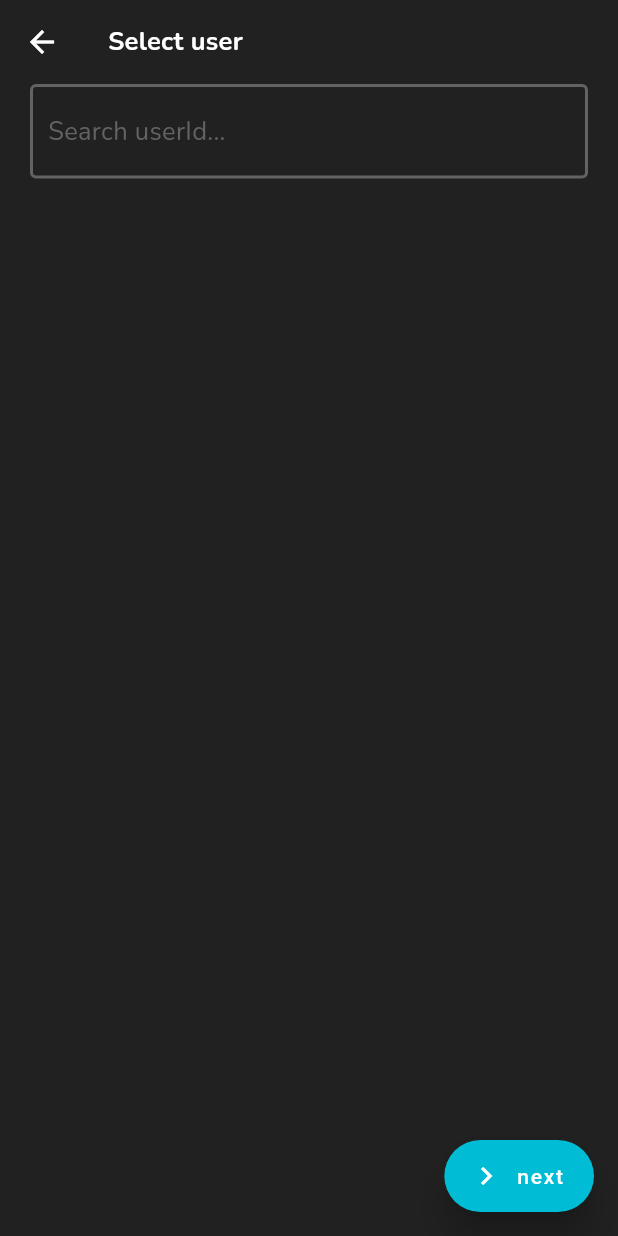
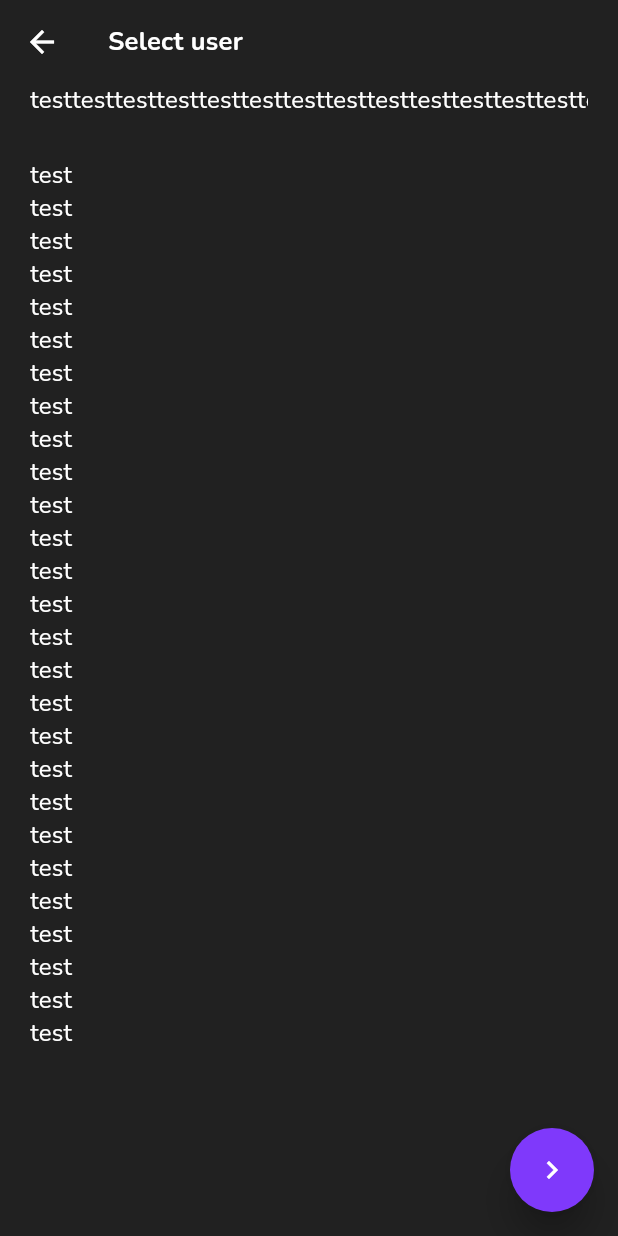
Before and after one commit to karthiTox/spaces-app-flutter-client, a Flutter app: the CreateChatPage screen opened by its route, on a phone screen of 412 x 824 dp. Run offline on Flutter 3.47's test engine with Material 2 defaults, Android fonts, the light colour scheme and no system bars; our stand-ins replace get_it, google_fonts, hive, hive_flutter, shared_preferences, socket_io_client; accounts and stored records are empty.

Commit message:
continue fixing auth_page & imp test code later

```diff
--- a/lib/main.dart
+++ b/lib/main.dart
@@ -8,6 +8,7 @@ import 'package:provider/provider.dart';
 import 'package:spaces/pages/auth/login_page.dart';
 import 'package:spaces/pages/auth/auth_provider.dart';
 import 'package:spaces/pages/auth/singup_page.dart';
+import 'package:spaces/pages/auth/start_page.dart';
 import 'package:spaces/pages/auth/userid_page.dart';
 import 'package:spaces/pages/chats/chat_cards_page.dart';
 import 'package:spaces/pages/chats/chats_page.dart';
@@ -87,9 +88,10 @@ class MyApp extends StatelessWidget {
           initialRoute:
               Provider.of<AuthProvider>(innerCtx, listen: false).isAuth()
                   ? '/chats/main'
-                  : '/auth/login',
+                  : '/auth/start',
           routes: {
             '/splash': (innerCtx) => const Splash(),
+            '/auth/start': (innerCtx) => const StartPage(),
             '/auth/login': (innerCtx) => const LoginPage(),
             '/auth/signup': (innerCtx) => const SignupPage(),
             '/auth/userId': (innerCtx) => const UserIdPage(),
--- a/lib/pages/chats/chat_cards_page.dart
+++ b/lib/pages/chats/chat_cards_page.dart
@@ -7,15 +7,10 @@
 
 // Failed to compile application.
 
-import 'package:flutter/foundation.dart';
 import 'package:flutter/material.dart';
 import 'package:provider/provider.dart';
-import 'package:spaces/data/chat.dart';
-import 'package:spaces/data/message.dart';
 
 import 'package:spaces/pages/chats/chats_provider.dart';
-import 'package:spaces/pages/widgets/chat_card_widget.dart';
-import 'package:spaces/pages/widgets/user_widget.dart';
 
 class ChatCardsPage extends StatelessWidget {
   const ChatCardsPage({Key? key}) : super(key: key);
--- a/lib/pages/chats/create_chat_page.dart
+++ b/lib/pages/chats/create_chat_page.dart
@@ -20,19 +20,20 @@ class CreateChatPage extends StatelessWidget {
       ),
       body: Container(
         margin: EdgeInsets.fromLTRB(20, 0, 20, 0),
-        child: const Body(),
+        child: const BodyTest(),
       ),
-      floatingActionButton: FloatingActionButton.extended(
+      floatingActionButton: FloatingActionButton(
         onPressed: () => {
-          if(Provider.of<ChatsProvider>(context, listen: false).isSelectedUserNotEmpty())
+          if (Provider.of<ChatsProvider>(context, listen: false)
+              .isSelectedUserNotEmpty())
             Navigator.pushNamed(context, "/chats/create/confirm")
           else
             Navigator.pop(context)
         },
-        icon: Icon(Icons.navigate_next),
+        child: Icon(Icons.navigate_next),
         focusColor: Colors.grey,
         foregroundColor: Colors.white,
-        label: Text('next'),
+        backgroundColor: Theme.of(context).colorScheme.primary,
         elevation: 10,
       ),
     );
@@ -92,9 +93,7 @@ class Body extends StatelessWidget {
               },
             ),
           ),
-
         if (chatsProvider.selectedUsers.isNotEmpty) const SizedBox(height: 5),
-
         Expanded(
           child: ListView.builder(
             itemCount: chatsProvider.users.length,
@@ -122,3 +121,87 @@ class Body extends StatelessWidget {
     );
   }
 }
+
+class BodyTest extends StatelessWidget {
+  const BodyTest({Key? key}) : super(key: key);
+
+  @override
+  Widget build(BuildContext context) {
+    final chatsProvider = Provider.of<ChatsProvider>(context);
+
+    return Column(
+      children: [
+        Container(
+          height: 50,
+          child: ListView(
+            scrollDirection: Axis.horizontal,
+            children: [
+              Text("test"),
+              Text("test"),
+              Text("test"),
+              Text("test"),
+              Text("test"),
+              Text("test"),
+              Text("test"),
+              Text("test"),
+              Text("test"),
+              Text("test"),
+              Text("test"),
+              Text("test"),
+              Text("test"),
+              Text("test"),
+              Text("test"),
+              Text("test"),
+              Text("test"),
+              Text("test"),
+              Text("test"),
+              Text("test"),
+              Text("test"),
+              Text("test"),
+              Text("test"),
+              Text("test"),
+              Text("test"),
+              Text("test"),
+              Text("test"),
+            ],
+          ),
+        ),
+        Expanded(
+          flex: 3,
+          child: ListView(
+            scrollDirection: Axis.vertical,
+            children: [
+              Text("test"),
+              Text("test"),
+              Text("test"),
+              Text("test"),
+              Text("test"),
+              Text("test"),
+              Text("test"),
+              Text("test"),
+              Text("test"),
+              Text("test"),
+              Text("test"),
+              Text("test"),
+              Text("test"),
+              Text("test"),
+              Text("test"),
+              Text("test"),
+              Text("test"),
+              Text("test"),
+              Text("test"),
+              Text("test"),
+              Text("test"),
+              Text("test"),
+              Text("test"),
+              Text("test"),
+              Text("test"),
+              Text("test"),
+              Text("test"),
+            ],
+          ),
+        ),
+      ],
+    );
+  }
+}
```
Also changed, not shown: lib/pages/auth/auth_provider.dart (+28 -0 lines), lib/pages/auth/login_page.dart (+14 -19 lines), lib/pages/auth/singup_page.dart (+14 -25 lines), lib/pages/auth/start_page.dart (added, +107 -0 lines), lib/pages/auth/userid_page.dart (+14 -3 lines), 1 other file.
